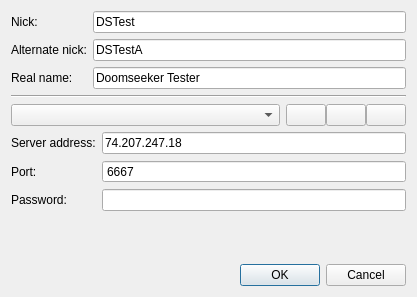
This is src/core/gui/irc/ircnetworkselectionbox.ui in Destroyerrrocket/doomseeker-unofficial as Qt 5 draws it before an edit. The edited form follows.
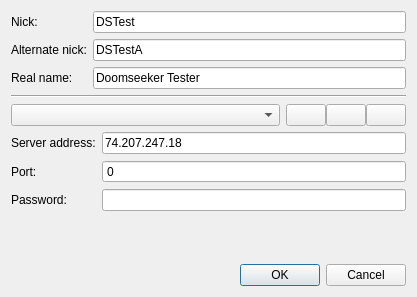
This is the edited form. Icons and pictures are not drawn.

Commit message: - IRC network selection box had minimum value forced to 6667 for the network port display. Set that to 0.

Diff of the .ui file:
```diff
--- a/src/core/gui/irc/ircnetworkselectionbox.ui
+++ b/src/core/gui/irc/ircnetworkselectionbox.ui
@@ -180,7 +180,7 @@
         <enum>QAbstractSpinBox::NoButtons</enum>
        </property>
        <property name="minimum">
-        <number>6667</number>
+        <number>0</number>
        </property>
        <property name="maximum">
         <number>65535</number>
```
The commit also changes 1 other file.
